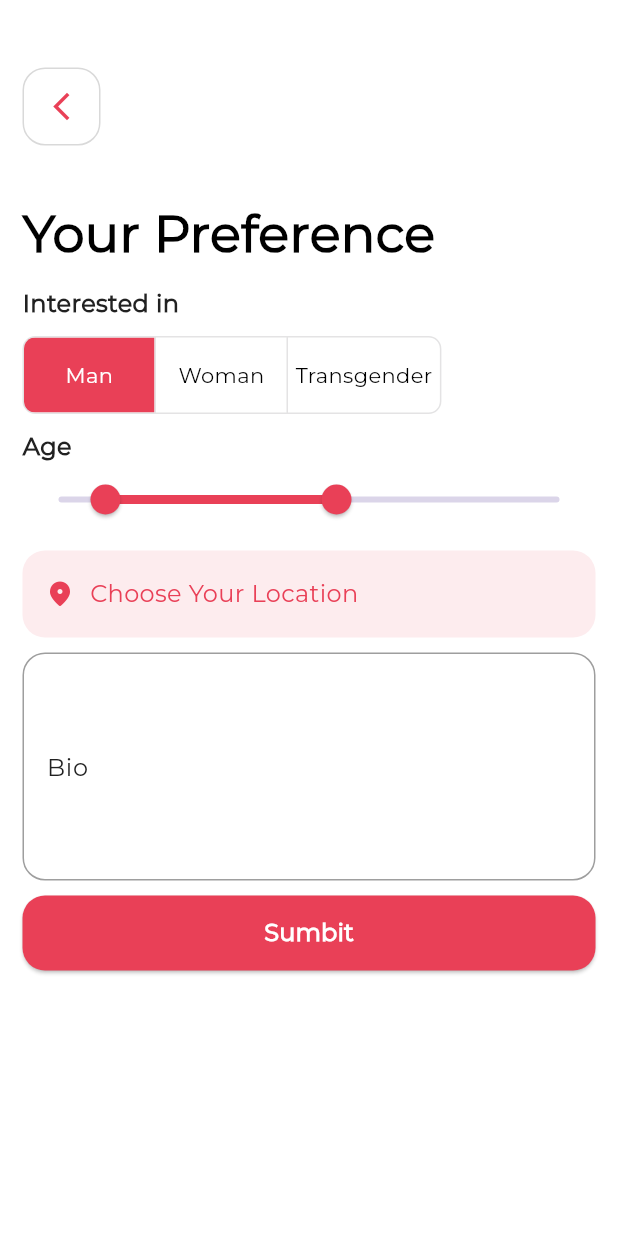
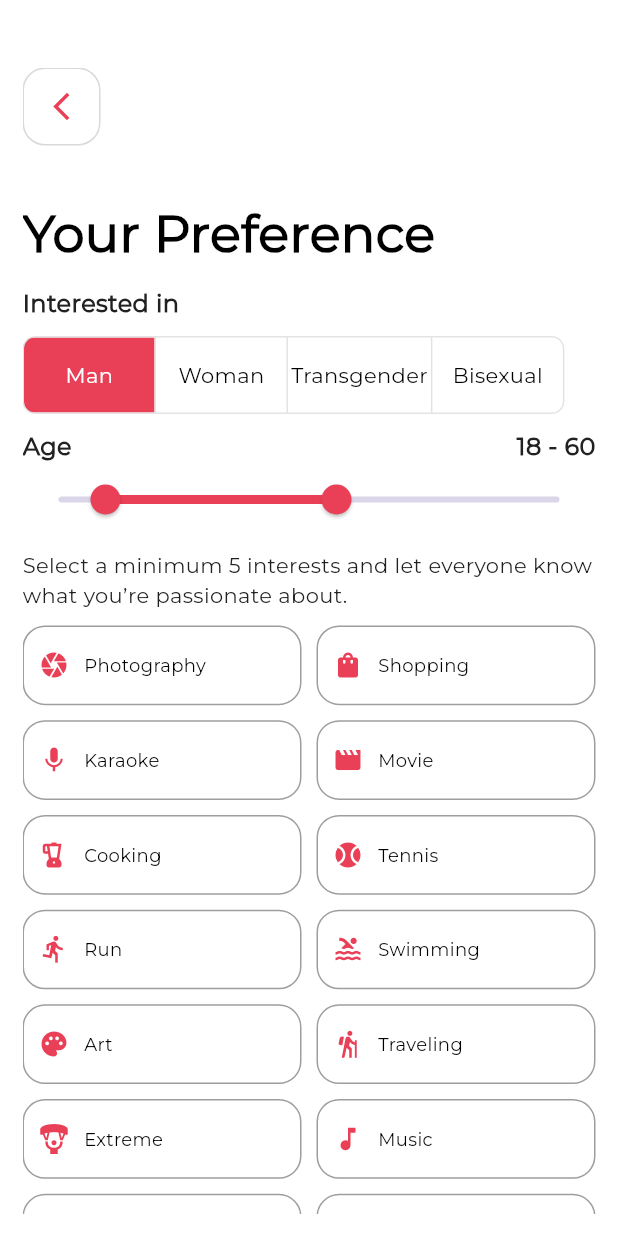
Before and after one commit to bhargav0147/dating_app, a Flutter app: the YourpreferenceView screen opened by its route, on a phone screen of 412 x 824 dp. Run offline on Flutter 3.47's test engine with Material 3 defaults, Android fonts, the phone set to English and light mode, and no system bars; our stand-ins replace cached_network_image, card_swiper, carousel_slider, chewie, flutter_card_swiper, flutter_contacts and 12 more; missing offline and left inert: pro_image_editor; accounts and stored records are empty.

Commit message:
change pref ui

```diff
--- /dev/null
+++ b/devtools_options.yaml
@@ -0,0 +1,3 @@
+description: This file stores settings for Dart & Flutter DevTools.
+documentation: https://docs.flutter.dev/tools/devtools/extensions#configure-extension-enablement-states
+extensions:
--- a/lib/app/modules/change_password/change_password_controller.dart
+++ b/lib/app/modules/change_password/change_password_controller.dart
@@ -16,8 +16,8 @@ class ChangePasswordController extends GetxController{
     String? token = await AppVariables.getUserToken();
 
     if (token == null) {
+      NavigationUtils.offAllTo(AppRoutes.onboarding);
       SnackbarUtils.showError(context, 'Session expired. Please log in again.');
-      NavigationUtils.offAllTo(AppRoutes.onboarding);
       isButtonLoading.value = false;
       return;
     }
--- a/lib/app/modules/editProfile/editProfile_controller.dart
+++ b/lib/app/modules/editProfile/editProfile_controller.dart
@@ -7,6 +7,10 @@ import 'package:image_picker/image_picker.dart';
 
 class EditprofileController extends GetxController {
   RxString selectedBirthDate = ''.obs;
+
+  RxString city = ''.obs;
+  RxString state = ''.obs;
+  RxString country = ''.obs;
 
   // Use dynamic to handle both File and Uint8List
   Rx<dynamic> selectedImage = Rx<dynamic>(null);
--- a/lib/app/modules/gender/gender_view.dart
+++ b/lib/app/modules/gender/gender_view.dart
@@ -64,7 +64,7 @@ class GenderView extends StatelessWidget {
                 child: CustomButton(
                   label: 'Continue',
                   onPressed: () {
-                    NavigationUtils.replaceWith(AppRoutes.yourInterests);
+                    NavigationUtils.replaceWith(AppRoutes.yourPreference);
                   },
                 ),
               ),
--- a/lib/app/modules/yourInterests/your_interests_binding.dart
+++ /dev/null
@@ -1,9 +0,0 @@
-import 'package:dating_app/app/modules/yourInterests/your_interests_controller.dart';
-import 'package:get/get.dart';
-
-class YourInterestsBinding extends Bindings {
-  @override
-  void dependencies() {
-    Get.lazyPut<YourInterestsController>(() => YourInterestsController());
-  }
-}
--- a/lib/app/modules/yourPreference/yourPreference_controller.dart
+++ b/lib/app/modules/yourPreference/yourPreference_controller.dart
@@ -4,15 +4,38 @@ import 'package:flutter/material.dart';
 import 'package:get/get.dart';
 
 class YourpreferenceController extends GetxController {
-  RxList<String> genderList = ['Man', 'Woman', 'Transgender'].obs;
+  RxList<String> genderList = ['Man', 'Woman', 'Transgender', 'Bisexual'].obs;
   RxInt selectedIndex = 0.obs;
   Rx<RangeValues> ageRangeValue = const RangeValues(18, 60).obs;
   RxDouble minAge = 10.0.obs;
   RxDouble maxAge = 100.0.obs;
 
-  RxString city = ''.obs;
-  RxString state = ''.obs;
-  RxString country = ''.obs;
+  final interests = [
+    {'icon': Icons.camera, 'text': 'Photography'},
+    {'icon': Icons.shopping_bag, 'text': 'Shopping'},
+    {'icon': Icons.mic, 'text': 'Karaoke'},
+    {'icon': Icons.movie, 'text': 'Movie'},
+    {'icon': Icons.blender, 'text': 'Cooking'},
+    {'icon': Icons.sports_baseball, 'text': 'Tennis'},
+    {'icon': Icons.directions_run, 'text': 'Run'},
+    {'icon': Icons.pool, 'text': 'Swimming'},
+    {'icon': Icons.palette, 'text': 'Art'},
+    {'icon': Icons.hiking, 'text': 'Traveling'},
+    {'icon': Icons.paragliding, 'text': 'Extreme'},
+    {'icon': Icons.music_note, 'text': 'Music'},
+    {'icon': Icons.local_bar, 'text': 'Drink'},
+    {'icon': Icons.sports_esports, 'text': 'Video games'},
+  ].cast<Map<String, dynamic>>();
+
+  RxList<int> selectedIndices = <int>[].obs;
+
+  void toggleInterest(int index) {
+    if (selectedIndices.contains(index)) {
+      selectedIndices.remove(index);
+    } else {
+      selectedIndices.add(index);
+    }
+  }
 
   void selectOption(int index) {
     selectedIndex.value = index;
--- a/lib/app/modules/yourPreference/yourPreference_view.dart
+++ b/lib/app/modules/yourPreference/yourPreference_view.dart
@@ -1,10 +1,8 @@
 // ignore_for_file: file_names
 
 import 'package:dating_app/app/modules/yourPreference/yourPreference_controller.dart';
-import 'package:dating_app/app/validator/textfild_validator.dart';
 import 'package:dating_app/app/widgets/customRangeSlider.dart';
 import 'package:dating_app/app/widgets/custom_button.dart';
-import 'package:dating_app/app/widgets/custom_textfiled.dart';
 import 'package:flutter/material.dart';
 import 'package:get/get.dart';
 
@@ -12,12 +10,12 @@ import '../../config/app_variables.dart';
 import '../../routes/app_routes.dart';
 import '../../theme/colors.dart';
 import '../../theme/fonts.dart';
-import '../../utils/getLocationDetails.dart';
 import '../../utils/navigation.dart';
 import '../../utils/sized_box_helper.dart';
 import '../../widgets/back_button.dart';
 import '../../widgets/customToggleButton.dart';
 import '../../widgets/custom_text.dart';
+import 'interest_card.dart';
 
 class YourpreferenceView extends StatelessWidget {
   const YourpreferenceView({super.key});
@@ -66,10 +64,23 @@ class YourpreferenceView extends StatelessWidget {
                   ),
                 ),
                 SizedBoxHelper.h10,
+                Row(
+                  mainAxisAlignment: MainAxisAlignment.spaceBetween,
+                  children: [
                     CustomText(
                       text: 'Age',
                       style: AppFonts.mediumBold,
                       color: AppColors.grey.shade900,
+                    ),
+                    Obx(
+                      () => CustomText(
+                        text:
+                            '${controller.ageRangeValue.value.start.toInt()} - ${controller.ageRangeValue.value.end.toInt()}',
+                        style: AppFonts.mediumBold,
+                        color: AppColors.grey.shade900,
+                      ),
+                    ),
+                  ],
                 ),
                 Obx(() => CustomRangeSlider(
                     min: controller.minAge.value,
@@ -78,64 +89,46 @@ class YourpreferenceView extends StatelessWidget {
                     values: controller.ageRangeValue.value,
                     onChanged: controller.changeAgeValue)),
                 SizedBoxHelper.h10,
-                GestureDetector(
-                  onTap: () async {
-                    Map<String, String> locationDetails =
-                        await getLocationDetails();
-
-                    controller.city.value = locationDetails['city'].toString();
-                    controller.state.value =
-                        locationDetails['state'].toString();
-                    controller.country.value =
-                        locationDetails['country'].toString();
+                CustomText(
+                  text:
+                  'Select a minimum 5 interests and let everyone know what you’re passionate about.',
+                  style: AppFonts.extraSmall,
+                  color: AppColors.grey.shade900,
+                ),
+                SizedBoxHelper.h10,
+                GridView.builder(
+                  physics: NeverScrollableScrollPhysics(),
+                  shrinkWrap: true,
+                  gridDelegate: const SliverGridDelegateWithFixedCrossAxisCount(
+                      crossAxisCount: 2,
+                      crossAxisSpacing: 10,
+                      mainAxisSpacing: 10,
+                      childAspectRatio: 3.5),
+                  itemCount: controller.interests.length,
+                  itemBuilder: (context, index) {
+                    final interest = controller.interests[index];
+                    return Obx(
+                          () => InterestCard(
+                        icon: interest['icon'],
+                        text: interest['text'],
+                        isSelected: controller.selectedIndices.contains(index),
+                        onTap: () => controller.toggleInterest(index),
+                      ),
+                    );
                   },
-                  child: Container(
-                    height: 58,
-                    width: double.maxFinite,
-                    decoration: BoxDecoration(
-                      color: AppColors.primary.withOpacity(0.1),
-                      borderRadius: BorderRadius.circular(15),
                 ),
-                    child: Padding(
-                      padding: const EdgeInsets.symmetric(horizontal: 15),
-                      child: Row(
-                        children: [
-                          const Icon(Icons.location_on_rounded,
-                            size: 20,
-                            color: AppColors.primary,
-                          ),
-                          SizedBoxHelper.w10,
+                SizedBoxHelper.h10,
                 Obx(
-                            () => Text(
-                              controller.state.value.isEmpty
-                                  ? 'Choose Your Location'
-                                  : '${controller.city.value} ${controller.state.value} ${controller.country.value}',
-                              style: AppFonts.medium
-                                  .copyWith(color: AppColors.primary),
-                            ),
-                          ),
-                        ],
+                      () => Visibility(
+                    visible: controller.selectedIndices.length >= 5,
+                    child: CustomButton(
+                      label: 'Submit',
+                      onPressed: () {
+                        NavigationUtils.navigateTo(AppRoutes.yourPreference);
+                      },
                     ),
                   ),
                 ),
-                ),
-                SizedBoxHelper.h10,
-                CustomTextField(
-                  hintText: 'Bio',
-                  maxLine: 5,
-                  keyboardType: TextInputType.text,
-                  validator: (value) {
-                    return Validators.bioValidator(value);
-                  },
-                ),
-                SizedBoxHelper.h10,
-                CustomButton(
-                    label: 'Sumbit',
-                    onPressed: () async {
-                      if (formKey.currentState!.validate()) {
-                        NavigationUtils.navigateTo(AppRoutes.contacts);
-                      }
-                    })
               ],
             ),
           ),
--- a/lib/app/routes/app_routes.dart
+++ b/lib/app/routes/app_routes.dart
@@ -24,8 +24,6 @@ import 'package:dating_app/app/modules/otp/otp_binding.dart';
 import 'package:dating_app/app/modules/otp/otp_view.dart';
 import 'package:dating_app/app/modules/welcome/welcome_binding.dart';
 import 'package:dating_app/app/modules/welcome/welcome_view.dart';
-import 'package:dating_app/app/modules/yourInterests/your_interests_binding.dart';
-import 'package:dating_app/app/modules/yourInterests/your_interests_view.dart';
 import 'package:dating_app/app/modules/yourPreference/yourPreference_binding.dart';
 import 'package:dating_app/app/modules/yourPreference/yourPreference_view.dart';
 import 'package:get/get.dart';
@@ -44,7 +42,6 @@ class AppRoutes {
   static const String otp = '/otp';
   static const String editProfile = '/editProfile';
   static const String gender = '/gender';
-  static const String yourInterests = '/yourInterests';
   static const String contacts = '/contacts';
   static const String yourPreference = '/yourPreference';
   static const String settings = '/settings';
@@ -89,10 +86,6 @@ class AppRoutes {
     GetPage(
         name: gender, page: () => const GenderView(), binding: GenderBinding()),
     GetPage(
-        name: yourInterests,
-        page: () => const YourInterestsView(),
-        binding: YourInterestsBinding()),
-    GetPage(
         name: contacts,
         page: () => const ContactView(),
         binding: ContactsBinding()),
--- a/lib/app/service/api/api_constants.dart
+++ b/lib/app/service/api/api_constants.dart
@@ -5,4 +5,5 @@ class ApiConstants {
   static const String sendOtp = 'api/user/auth/sendOtp';
   static const String register = 'api/user/auth/register';
   static const String changePassword = 'api/user/auth/reset';
+  static const String getUserProfile = 'api/user/profile';
 }
--- a/lib/app/widgets/customToggleButton.dart
+++ b/lib/app/widgets/customToggleButton.dart
@@ -32,7 +32,7 @@ class CustomToggleButtons extends StatelessWidget {
           minHeight: 50, minWidth: 87, maxHeight: 55, maxWidth: 130),
       children: items
           .map((item) => Padding(
-                padding: const EdgeInsets.symmetric(horizontal: 5),
+                padding: const EdgeInsets.symmetric(horizontal: 2),
                 child: CustomText(
                   text: item,
                   style: AppFonts.extraSmall,
--- a/pubspec.yaml
+++ b/pubspec.yaml
@@ -58,6 +58,7 @@ dependencies:
   intl_phone_field: ^3.2.0
   flutter_svg: ^2.0.16
   google_sign_in: ^6.2.2
+  flutter_launcher_icons: ^0.14.2
 
 dev_dependencies:
   flutter_test:
```
Also changed, not shown: flutter_launcher_icons.yaml (added, +20 -0 lines), lib/app/modules/editProfile/editProfile_view.dart (+54 -0 lines), lib/app/modules/splash/splash_controller.dart (+36 -1 lines), lib/app/modules/splash/user_profile_model.dart (added, +197 -0 lines), lib/app/modules/yourInterests/your_interests_controller.dart (deleted, +0 -31 lines), lib/app/modules/yourInterests/your_interests_view.dart (deleted, +0 -87 lines), lib/app/service/api/api_calling.dart (+26 -0 lines), assets/images/logo.png (added), lib/app/modules/yourPreference/interest_card.dart (renamed from lib/app/modules/yourInterests/interest_card.dart), pubspec.lock, 44 other files. Lines whose indentation alone changed are shown as unchanged.
